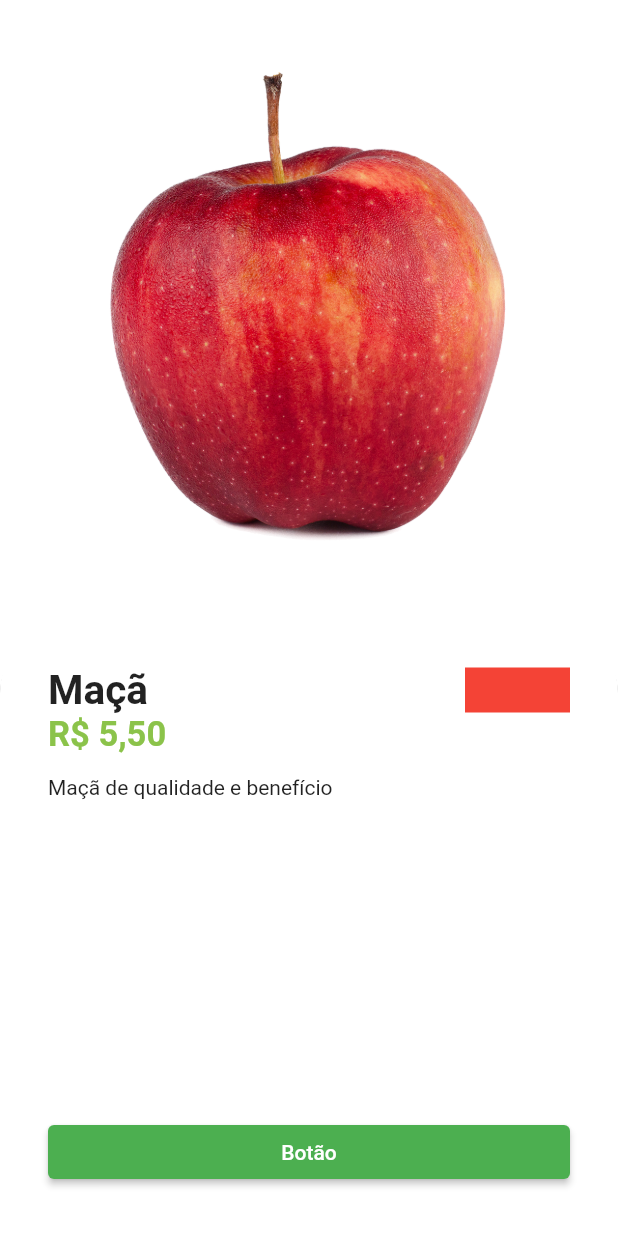
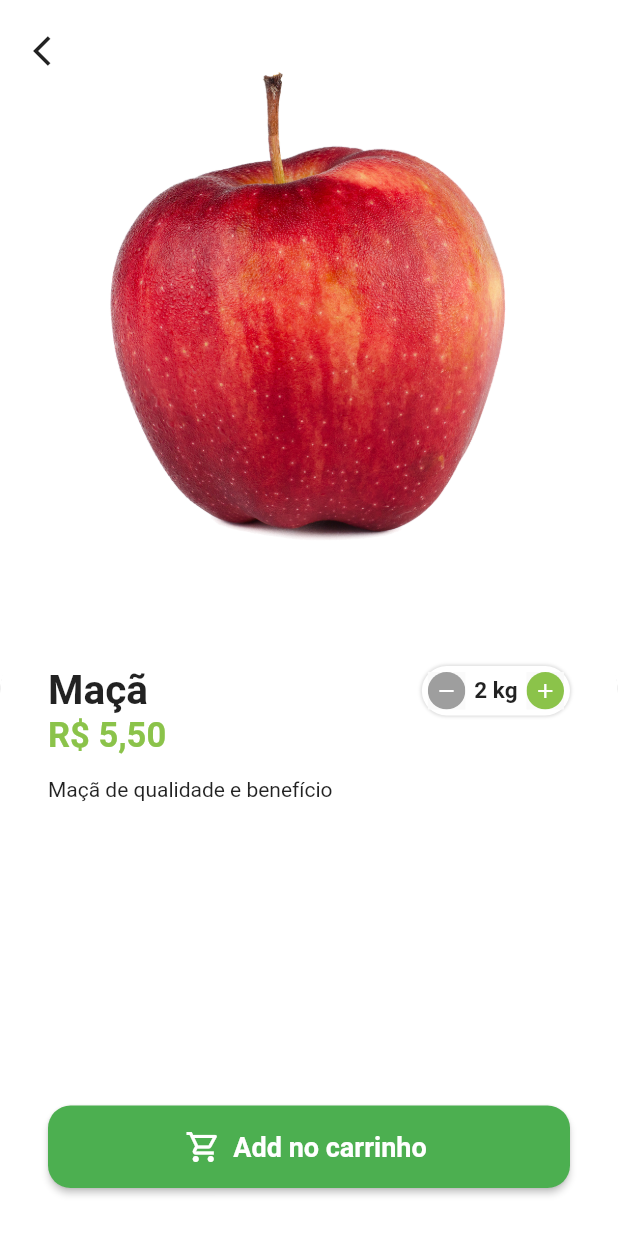
Before and after one commit to isaias99i/GreenGrocer, a Flutter app: the HomeTab screen opened directly, after a tap on "Maçã", on a phone screen of 412 x 824 dp. Run offline on Flutter 3.47's test engine with Material 2 defaults, Android fonts, the phone set to English and light mode, and no system bars; our stand-ins replace animated_text_kit, badges, mask_text_input_formatter.

Commit message:
Alteração para quantidade

```diff
--- a/lib/src/config/app_data.dart
+++ b/lib/src/config/app_data.dart
@@ -29,7 +29,7 @@ ItemModel kiwi = ItemModel(
   imgUrl: 'assets/fruits/kiwi.png',
   itemName: 'Kiwi',
   price: 5.5,
-  unit: 'kg',
+  unit: 'un',
 );
 
 ItemModel mango = ItemModel(
--- /dev/null
+++ b/lib/src/pages/common_widgets/quantity_widgests.dart
@@ -0,0 +1,90 @@
+import 'package:flutter/material.dart';
+import 'package:greengrocer/src/config/custom_color.dart';
+
+class QuantityWidget extends StatelessWidget {
+
+  final int value;
+  final String suffixText;
+  final Function(int quantity) result;
+
+
+  const QuantityWidget({Key? key, required this.suffixText, required this.value}) : super(key: key);
+
+  @override
+  Widget build(BuildContext context) {
+    return Container(
+      padding: const EdgeInsets.all(4),
+      decoration: BoxDecoration(
+        color: Colors.white,
+        borderRadius: BorderRadius.circular(50),
+        boxShadow: [
+          BoxShadow(
+            color: Colors.grey.shade300,
+            spreadRadius: 1,
+            blurRadius: 1,
+          )
+        ],
+      ),
+      child: Row(
+        children: [
+          _QuantityButton(
+            icon: Icons.remove,
+            color: Colors.grey,
+            onPressed: () {},
+          ),
+          Padding(
+            padding: const EdgeInsets.symmetric(horizontal: 6),
+            child: Text(
+              '$value $suffixText',
+              style: const TextStyle(
+                fontSize: 15,
+                fontWeight: FontWeight.bold,
+              ),
+            ),
+          ),
+          _QuantityButton(
+            icon: Icons.add,
+            color: CustomColors.customSwatchColor,
+            onPressed: () {},
+          ),
+        ],
+      ),
+    );
+  }
+}
+
+class _QuantityButton extends StatelessWidget {
+  final Color color;
+  final IconData icon;
+  final VoidCallback onPressed;
+
+  const _QuantityButton({
+    Key? key,
+    required this.color,
+    required this.icon,
+    required this.onPressed,
+  }) : super(key: key);
+
+  @override
+  Widget build(BuildContext context) {
+    return Material(
+      child: InkWell(
+        borderRadius: BorderRadius.circular(50),
+        onTap: () {},
+        child: Ink(
+          height: 25,
+          width: 25,
+          decoration: BoxDecoration(
+            color: color,
+            shape: BoxShape.circle,
+          ),
+          child: Icon(
+            icon,
+            color: Colors.white,
+            size: 16,
+          ),
+        ),
+      ),
+    );
+  }
+}
--- a/lib/src/pages/home/components/item_tile.dart
+++ b/lib/src/pages/home/components/item_tile.dart
@@ -35,11 +35,15 @@ class ItemTile extends StatelessWidget {
                 crossAxisAlignment: CrossAxisAlignment.stretch,
                 children: [
                   //Imagem
-                  Expanded(child: Image.asset(item.imgUrl)),
+                  Expanded(
+                    child: Hero(
+                      tag: item.imgUrl,
+                      child: Image.asset(item.imgUrl)),
+                  ),
                   //Nome
                   Text(
                     item.itemName,
-                    style: TextStyle(
+                    style: const TextStyle(
                       fontSize: 16,
                       fontWeight: FontWeight.bold,
                     ),
--- a/lib/src/pages/product/produtct_screen.dart
+++ b/lib/src/pages/product/produtct_screen.dart
@@ -2,6 +2,8 @@ import 'package:flutter/material.dart';
 import 'package:greengrocer/src/config/custom_color.dart';
 import 'package:greengrocer/src/models/item_model.dart';
 import 'package:greengrocer/src/services/utils_services.dart';
+
+import '../common_widgets/quantity_widgests.dart';
 
 class ProductScreen extends StatelessWidget {
   ProductScreen({
@@ -15,9 +17,16 @@ class ProductScreen extends StatelessWidget {
   Widget build(BuildContext context) {
     return Scaffold(
       backgroundColor: Colors.white.withAlpha(230),
-      body: Column(children: [
+      body: Stack(
+        children: [
+          //Conteúdo
+          Column(
+            children: [
               Expanded(
+                child: Hero(
+                  tag: item.imgUrl,
                   child: Image.asset(item.imgUrl),
+                ),
               ),
               Expanded(
                 child: Container(
@@ -51,11 +60,8 @@ class ProductScreen extends StatelessWidget {
                               ),
                             ),
                           ),
-                      Container(
-                        height: 30,
-                        width: 70,
-                        color: Colors.red,
-                      )
+                          QuantityWidget(suffixText: item.unit,
+                          value: 2,),
                         ],
                       ),
 
@@ -85,14 +91,46 @@ class ProductScreen extends StatelessWidget {
                       ),
 
                       //Botão
-                  ElevatedButton(
+                      SizedBox(
+                        height: 55,
+                        child: ElevatedButton.icon(
+                          style: ElevatedButton.styleFrom(
+                              shape: RoundedRectangleBorder(
+                            borderRadius: BorderRadius.circular(15),
+                          )),
                           onPressed: () {},
-                    child: const Text('Botão'),
-                  )
-                ]),
+                          label: const Text(
+                            'Add no carrinho',
+                            style: TextStyle(
+                              fontSize: 18,
+                              fontWeight: FontWeight.bold,
+                            ),
+                          ),
+                          icon: const Icon(
+                            Icons.shopping_cart_outlined,
+                            color: Colors.white,
+                          ),
                         ),
                       )
-      ]),
+                    ],
+                  ),
+                ),
+              )
+            ],
+          ),
+
+          Positioned(
+            left: 10,
+            top: 10,
+            child: SafeArea(
+                child: IconButton(
+                    onPressed: () => Navigator.of(context).pop(),
+                    icon: const Icon(
+                      Icons.arrow_back_ios,
+                    ))),
+          )
+        ],
+      ),
     );
   }
 }
```
Lines whose indentation alone changed are shown as unchanged.
